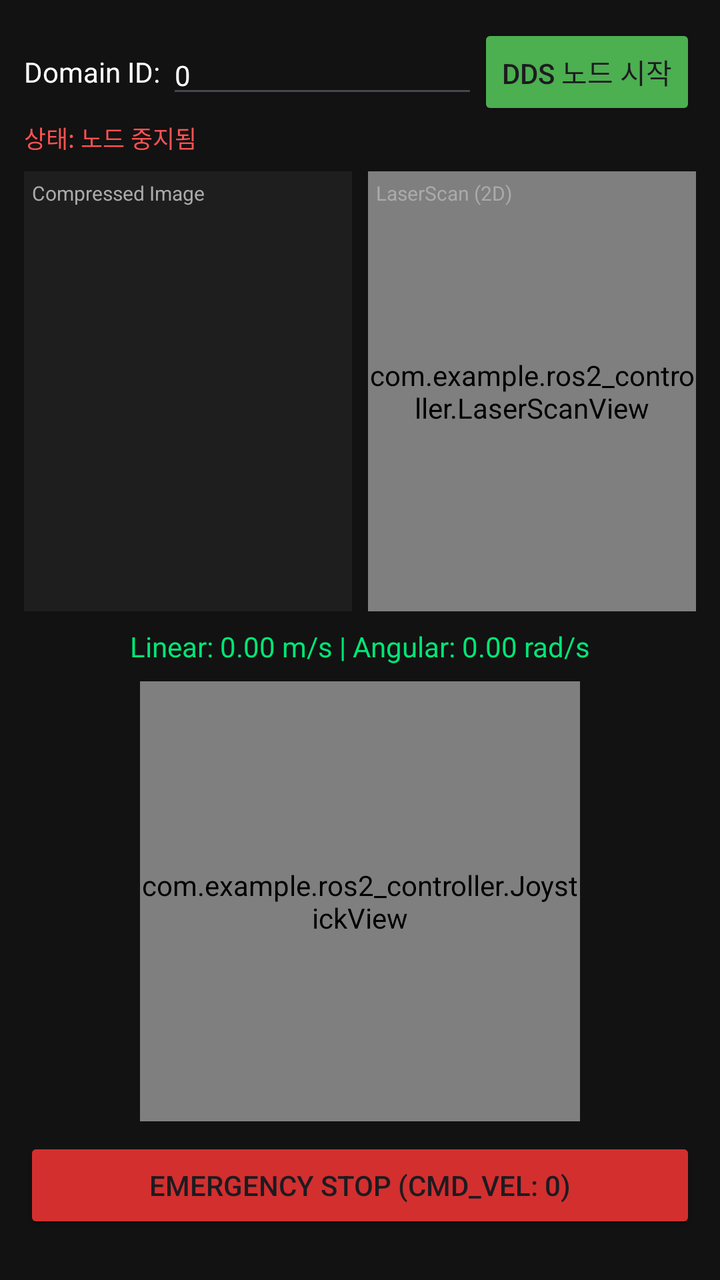
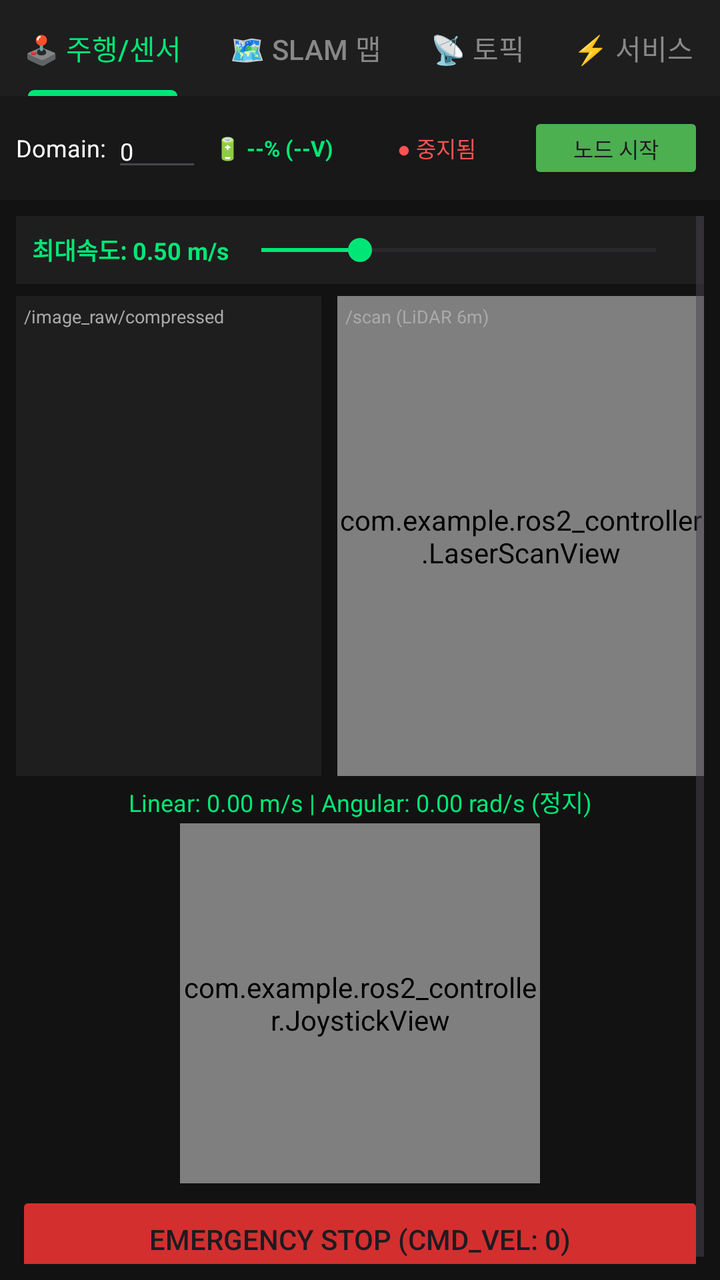

Two renders of the same Android screen: before a commit and after it. Below are the layout's source before the change and the commit's diff.
<!-- AndroidManifest.xml: application theme Theme.ROS2_Controller -->
<!-- res/layout/activity_main.xml -->
<?xml version="1.0" encoding="utf-8"?>
<ScrollView xmlns:android="http://schemas.android.com/apk/res/android"
    xmlns:tools="http://schemas.android.com/tools"
    android:id="@+id/main"
    android:layout_width="match_parent"
    android:layout_height="match_parent"
    android:fillViewport="true"
    android:background="#121212"
    tools:context=".MainActivity">

    <LinearLayout
        android:layout_width="match_parent"
        android:layout_height="wrap_content"
        android:orientation="vertical"
        android:padding="12dp">

        
        <LinearLayout
            android:layout_width="match_parent"
            android:layout_height="wrap_content"
            android:orientation="horizontal"
            android:gravity="center_vertical">

            <TextView
                android:layout_width="wrap_content"
                android:layout_height="wrap_content"
                android:text="Domain ID: "
                android:textColor="#FFFFFF"
                android:textSize="14sp" />

            <EditText
                android:id="@+id/etDomainId"
                android:layout_width="0dp"
                android:layout_height="wrap_content"
                android:layout_weight="1"
                android:text="0"
                android:textColor="#FFFFFF"
                android:inputType="number"
                android:textSize="14sp" />

            <Button
                android:id="@+id/btnNodeToggle"
                android:layout_width="wrap_content"
                android:layout_height="wrap_content"
                android:text="DDS 노드 시작"
                android:backgroundTint="#4CAF50" />
        </LinearLayout>

        <TextView
            android:id="@+id/tvStatus"
            android:layout_width="wrap_content"
            android:layout_height="wrap_content"
            android:text="상태: 노드 중지됨"
            android:textColor="#FF5252"
            android:textSize="12sp"
            android:layout_marginBottom="8dp" />

        
        <LinearLayout
            android:layout_width="match_parent"
            android:layout_height="220dp"
            android:orientation="horizontal">

            <FrameLayout
                android:layout_width="0dp"
                android:layout_height="match_parent"
                android:layout_weight="1"
                android:background="#1E1E1E"
                android:layout_marginEnd="4dp">

                <ImageView
                    android:id="@+id/ivCamera"
                    android:layout_width="match_parent"
                    android:layout_height="match_parent"
                    android:scaleType="fitCenter" />

                <TextView
                    android:layout_width="wrap_content"
                    android:layout_height="wrap_content"
                    android:text="Compressed Image"
                    android:textColor="#AAA"
                    android:textSize="10sp"
                    android:padding="4dp" />
            </FrameLayout>

            <FrameLayout
                android:layout_width="0dp"
                android:layout_height="match_parent"
                android:layout_weight="1"
                android:background="#1E1E1E"
                android:layout_marginStart="4dp">

                <com.example.ros2_controller.LaserScanView
                    android:id="@+id/laserScanView"
                    android:layout_width="match_parent"
                    android:layout_height="match_parent" />

                <TextView
                    android:layout_width="wrap_content"
                    android:layout_height="wrap_content"
                    android:text="LaserScan (2D)"
                    android:textColor="#AAA"
                    android:textSize="10sp"
                    android:padding="4dp" />
            </FrameLayout>
        </LinearLayout>

        
        <TextView
            android:id="@+id/tvVelocity"
            android:layout_width="match_parent"
            android:layout_height="wrap_content"
            android:text="Linear: 0.00 m/s | Angular: 0.00 rad/s"
            android:textColor="#00E676"
            android:gravity="center"
            android:layout_marginTop="8dp"
            android:textSize="14sp" />

        
        <com.example.ros2_controller.JoystickView
            android:id="@+id/joystickView"
            android:layout_width="220dp"
            android:layout_height="220dp"
            android:layout_gravity="center_horizontal"
            android:layout_marginTop="8dp" />

        
        <Button
            android:id="@+id/btnEmergencyStop"
            android:layout_width="match_parent"
            android:layout_height="wrap_content"
            android:text="EMERGENCY STOP (cmd_vel: 0)"
            android:backgroundTint="#D32F2F"
            android:layout_marginTop="8dp" />

    </LinearLayout>
</ScrollView>
<!-- resources referenced by this layout -->
<resources>
  <style name="Theme.ROS2_Controller" parent="Base.Theme.ROS2_Controller" />
  <style name="Base.Theme.ROS2_Controller" parent="Theme.Material3.DayNight.NoActionBar">
          
          
      </style>
</resources>

<!-- the commit's change to res/layout/activity_main.xml (unified diff, before → after) -->
@@ -1,137 +1,582 @@
 <?xml version="1.0" encoding="utf-8"?>
-<ScrollView xmlns:android="http://schemas.android.com/apk/res/android"
+<LinearLayout
+    xmlns:android="http://schemas.android.com/apk/res/android"
+    xmlns:app="http://schemas.android.com/apk/res-auto"
     xmlns:tools="http://schemas.android.com/tools"
     android:id="@+id/main"
     android:layout_width="match_parent"
     android:layout_height="match_parent"
-    android:fillViewport="true"
+    android:orientation="vertical"
     android:background="#121212"
     tools:context=".MainActivity">
 
+    
+    <com.google.android.material.tabs.TabLayout
+        android:id="@+id/tabLayout"
+        android:layout_width="match_parent"
+        android:layout_height="wrap_content"
+        android:background="#1E1E1E"
+        app:tabTextColor="#888888"
+        app:tabSelectedTextColor="#00E676"
+        app:tabIndicatorColor="#00E676"
+        app:tabMode="scrollable">
+        <com.google.android.material.tabs.TabItem
+            android:layout_width="wrap_content"
+            android:layout_height="wrap_content"
+            android:text="🕹️ 주행/센서" />
+        <com.google.android.material.tabs.TabItem
+            android:layout_width="wrap_content"
+            android:layout_height="wrap_content"
+            android:text="🗺️ SLAM 맵" />
+        <com.google.android.material.tabs.TabItem
+            android:layout_width="wrap_content"
+            android:layout_height="wrap_content"
+            android:text="📡 토픽" />
+        <com.google.android.material.tabs.TabItem
+            android:layout_width="wrap_content"
+            android:layout_height="wrap_content"
+            android:text="⚡ 서비스" />
+        <com.google.android.material.tabs.TabItem
+            android:layout_width="wrap_content"
+            android:layout_height="wrap_content"
+            android:text="⚙️ 로그" />
+    </com.google.android.material.tabs.TabLayout>
+
+    
     <LinearLayout
         android:layout_width="match_parent"
         android:layout_height="wrap_content"
-        android:orientation="vertical"
-        android:padding="12dp">
+        android:orientation="horizontal"
+        android:padding="8dp"
+        android:background="#181818"
+        android:gravity="center_vertical">
+
+        <TextView
+            android:layout_width="wrap_content"
+            android:layout_height="wrap_content"
+            android:text="Domain: "
+            android:textColor="#FFF"
+            android:textSize="12sp" />
+
+        <EditText
+            android:id="@+id/etDomainId"
+            android:layout_width="45dp"
+            android:layout_height="wrap_content"
+            android:text="0"
+            android:textColor="#FFF"
+            android:inputType="number"
+            android:textSize="12sp" />
+
+        
+        <TextView
+            android:id="@+id/tvBatteryBadge"
+            android:layout_width="wrap_content"
+            android:layout_height="wrap_content"
+            android:text="🔋 --% (--V)"
+            android:textColor="#00E676"
+            android:textSize="11sp"
+            android:paddingStart="6dp"
+            android:paddingEnd="6dp"
+            android:textStyle="bold" />
+
+        <TextView
+            android:id="@+id/tvStatus"
+            android:layout_width="0dp"
+            android:layout_height="wrap_content"
+            android:layout_weight="1"
+            android:text="● 중지됨"
+            android:textColor="#FF5252"
+            android:textSize="11sp"
+            android:gravity="center" />
+
+        <Button
+            android:id="@+id/btnNodeToggle"
+            android:layout_width="wrap_content"
+            android:layout_height="36dp"
+            android:text="노드 시작"
+            android:textSize="11sp"
+            android:backgroundTint="#4CAF50" />
+    </LinearLayout>
+
+    <FrameLayout
+        android:layout_width="match_parent"
+        android:layout_height="match_parent">
+
+        
+        <ScrollView
+            android:id="@+id/tabDriveSensors"
+            android:layout_width="match_parent"
+            android:layout_height="match_parent"
+            android:padding="8dp">
+
+            <LinearLayout
+                android:layout_width="match_parent"
+                android:layout_height="wrap_content"
+                android:orientation="vertical">
+
+                
+                <LinearLayout
+                    android:layout_width="match_parent"
+                    android:layout_height="wrap_content"
+                    android:orientation="horizontal"
+                    android:background="#1E1E1E"
+                    android:padding="8dp"
+                    android:gravity="center_vertical"
+                    android:layout_marginBottom="6dp">
+
+                    <TextView
+                        android:id="@+id/tvMaxSpeedLabel"
+                        android:layout_width="wrap_content"
+                        android:layout_height="wrap_content"
+                        android:text="최대속도: 0.50 m/s"
+                        android:textColor="#00E676"
+                        android:textSize="12sp"
+                        android:textStyle="bold" />
+
+                    <SeekBar
+                        android:id="@+id/sbMaxSpeed"
+                        android:layout_width="0dp"
+                        android:layout_height="wrap_content"
+                        android:layout_weight="1"
+                        android:max="200"
+                        android:progress="50"
+                        android:progressTint="#00E676"
+                        android:thumbTint="#00E676" />
+                </LinearLayout>
+
+                
+                <LinearLayout
+                    android:layout_width="match_parent"
+                    android:layout_height="240dp"
+                    android:orientation="horizontal">
+
+                    <FrameLayout
+                        android:layout_width="0dp"
+                        android:layout_height="match_parent"
+                        android:layout_weight="1"
+                        android:background="#1E1E1E"
+                        android:layout_marginEnd="4dp">
+
+                        <ImageView
+                            android:id="@+id/ivCamera"
+                            android:layout_width="match_parent"
+                            android:layout_height="match_parent"
+                            android:scaleType="fitCenter" />
+
+                        <TextView
+                            android:layout_width="wrap_content"
+                            android:layout_height="wrap_content"
+                            android:text="/image_raw/compressed"
+                            android:textColor="#AAA"
+                            android:textSize="9sp"
+                            android:padding="4dp" />
+                    </FrameLayout>
+
+                    <FrameLayout
+                        android:layout_width="0dp"
+                        android:layout_height="match_parent"
+                        android:layout_weight="1.2"
+                        android:background="#1E1E1E"
+                        android:layout_marginStart="4dp">
+
+                        <com.example.ros2_controller.LaserScanView
+                            android:id="@+id/laserScanView"
+                            android:layout_width="match_parent"
+                            android:layout_height="match_parent" />
+
+                        <TextView
+                            android:layout_width="wrap_content"
+                            android:layout_height="wrap_content"
+                            android:text="/scan (LiDAR 6m)"
+                            android:textColor="#AAA"
+                            android:textSize="9sp"
+                            android:padding="4dp" />
+                    </FrameLayout>
+                </LinearLayout>
+
+                
+                <TextView
+                    android:id="@+id/tvVelocity"
+                    android:layout_width="match_parent"
+                    android:layout_height="wrap_content"
+                    android:text="Linear: 0.00 m/s | Angular: 0.00 rad/s (정지)"
+                    android:textColor="#00E676"
+                    android:gravity="center"
+                    android:layout_marginTop="4dp"
+                    android:textSize="12sp" />
+
+                
+                <com.example.ros2_controller.JoystickView
+                    android:id="@+id/joystickView"
+                    android:layout_width="180dp"
+                    android:layout_height="180dp"
+                    android:layout_gravity="center_horizontal"
+                    android:layout_marginTop="2dp" />
+
+                
+                <Button
+                    android:id="@+id/btnEmergencyStop"
+                    android:layout_width="match_parent"
+                    android:layout_height="wrap_content"
+                    android:text="EMERGENCY STOP (cmd_vel: 0)"
+                    android:backgroundTint="#D32F2F"
+                    android:layout_marginTop="4dp" />
+            </LinearLayout>
+        </ScrollView>
 
         
         <LinearLayout
+            android:id="@+id/tabMapNav"
             android:layout_width="match_parent"
-            android:layout_height="wrap_content"
-            android:orientation="horizontal"
-            android:gravity="center_vertical">
+            android:layout_height="match_parent"
+            android:orientation="vertical"
+            android:padding="8dp"
+            android:visibility="gone">
+
+            
+            <LinearLayout
+                android:layout_width="match_parent"
+                android:layout_height="wrap_content"
+                android:orientation="horizontal"
+                android:gravity="center_vertical"
+                android:background="#1E1E1E"
+                android:padding="6dp"
+                android:layout_marginBottom="4dp">
+
+                <TextView
+                    android:id="@+id/tvSelectedGoalPos"
+                    android:layout_width="0dp"
+                    android:layout_height="wrap_content"
+                    android:layout_weight="1"
+                    android:text="지도 터치 시 목표 지점 설정"
+                    android:textColor="#00E676"
+                    android:textSize="11sp" />
+
+                <Button
+                    android:id="@+id/btnSendNavGoal"
+                    android:layout_width="wrap_content"
+                    android:layout_height="36dp"
+                    android:text="Nav2 Goal 전송"
+                    android:textSize="11sp"
+                    android:backgroundTint="#00E676"
+                    android:textColor="#000"
+                    android:textStyle="bold" />
+            </LinearLayout>
+
+            
+            <FrameLayout
+                android:layout_width="match_parent"
+                android:layout_height="0dp"
+                android:layout_weight="1"
+                android:background="#181818">
+
+                <com.example.ros2_controller.MapView
+                    android:id="@+id/mapView"
+                    android:layout_width="match_parent"
+                    android:layout_height="match_parent" />
+            </FrameLayout>
+        </LinearLayout>
+
+        
+        <LinearLayout
+            android:id="@+id/tabTopics"
+            android:layout_width="match_parent"
+            android:layout_height="match_parent"
+            android:orientation="vertical"
+            android:padding="10dp"
+            android:visibility="gone">
 
             <TextView
                 android:layout_width="wrap_content"
                 android:layout_height="wrap_content"
-                android:text="Domain ID: "
-                android:textColor="#FFFFFF"
-                android:textSize="14sp" />
-
-            <EditText
-                android:id="@+id/etDomainId"
-                android:layout_width="0dp"
-                android:layout_height="wrap_content"
+                android:text="📤 토픽 퍼블리시 (Publish)"
+                android:textColor="#00E676"
+                android:textSize="13sp"
+                android:textStyle="bold" />
+
+            <LinearLayout
+                android:layout_width="match_parent"
+                android:layout_height="wrap_content"
+                android:orientation="horizontal"
+                android:gravity="center_vertical"
+                android:layout_marginTop="2dp">
+
+                <TextView
+                    android:layout_width="wrap_content"
+                    android:layout_height="wrap_content"
+                    android:text="목록: "
+                    android:textColor="#AAA"
+                    android:textSize="11sp" />
+
+                <Spinner
+                    android:id="@+id/spnPubTopics"
+                    android:layout_width="0dp"
+                    android:layout_height="wrap_content"
+                    android:layout_weight="1"
+                    android:backgroundTint="#00E676" />
+            </LinearLayout>
+
+            <LinearLayout
+                android:layout_width="match_parent"
+                android:layout_height="wrap_content"
+                android:orientation="horizontal"
+                android:layout_marginTop="2dp">
+
+                <EditText
+                    android:id="@+id/etCustomTopicName"
+                    android:layout_width="0dp"
+                    android:layout_height="wrap_content"
+                    android:layout_weight="1.2"
+                    android:hint="토픽명 입력"
+                    android:text="/chatter"
+                    android:textColor="#FFF"
+                    android:textColorHint="#777"
+                    android:textSize="12sp" />
+
+                <EditText
+                    android:id="@+id/etCustomTopicMsg"
+                    android:layout_width="0dp"
+                    android:layout_height="wrap_content"
+                    android:layout_weight="1.8"
+                    android:hint="보낼 문자열"
+                    android:text="Hello from Android!"
+                    android:textColor="#FFF"
+                    android:textColorHint="#777"
+                    android:textSize="12sp" />
+
+                <Button
+                    android:id="@+id/btnPublishCustomTopic"
+                    android:layout_width="wrap_content"
+                    android:layout_height="wrap_content"
+                    android:text="전송"
+                    android:textSize="11sp"
+                    android:backgroundTint="#2196F3" />
+            </LinearLayout>
+
+            <LinearLayout
+                android:layout_width="match_parent"
+                android:layout_height="wrap_content"
+                android:orientation="horizontal"
+                android:gravity="center_vertical"
+                android:layout_marginTop="10dp">
+
+                <TextView
+                    android:layout_width="0dp"
+                    android:layout_height="wrap_content"
+                    android:layout_weight="1"
+                    android:text="📥 수신 모니터링 (최근 20개)"
+                    android:textColor="#00E676"
+                    android:textSize="13sp"
+                    android:textStyle="bold" />
+
+                <Button
+                    android:id="@+id/btnClearTopicLog"
+                    android:layout_width="wrap_content"
+                    android:layout_height="32dp"
+                    android:text="지우기"
+                    android:textSize="10sp"
+                    android:backgroundTint="#424242" />
+            </LinearLayout>
+
+            <LinearLayout
+                android:layout_width="match_parent"
+                android:layout_height="wrap_content"
+                android:orientation="horizontal"
+                android:gravity="center_vertical"
+                android:layout_marginTop="2dp">
+
+                <TextView
+                    android:layout_width="wrap_content"
+                    android:layout_height="wrap_content"
+                    android:text="수신 토픽: "
+                    android:textColor="#AAA"
+                    android:textSize="11sp" />
+
+                <Spinner
+                    android:id="@+id/spnSubTopics"
+                    android:layout_width="0dp"
+                    android:layout_height="wrap_content"
+                    android:layout_weight="1"
+                    android:backgroundTint="#00E676" />
+
+                <Button
+                    android:id="@+id/btnApplySubTopic"
+                    android:layout_width="wrap_content"
+                    android:layout_height="32dp"
+                    android:text="적용"
+                    android:textSize="10sp"
+                    android:backgroundTint="#FF9800" />
+            </LinearLayout>
+
+            <ScrollView
+                android:id="@+id/svTopicEcho"
+                android:layout_width="match_parent"
+                android:layout_height="0dp"
                 android:layout_weight="1"
-                android:text="0"
-                android:textColor="#FFFFFF"
-                android:inputType="number"
-                android:textSize="14sp" />
-
-            <Button
-                android:id="@+id/btnNodeToggle"
-                android:layout_width="wrap_content"
-                android:layout_height="wrap_content"
-                android:text="DDS 노드 시작"
-                android:backgroundTint="#4CAF50" />
+                android:background="#181818"
+                android:padding="6dp"
+                android:layout_marginTop="4dp">
+
+                <TextView
+                    android:id="@+id/tvTopicEcho"
+                    android:layout_width="match_parent"
+                    android:layout_height="wrap_content"
+                    android:textColor="#81C784"
+                    android:textSize="11sp"
+                    android:fontFamily="monospace"
+                    android:text="[토픽 수신 대기 중...]\n" />
+            </ScrollView>
         </LinearLayout>
-
-        <TextView
-            android:id="@+id/tvStatus"
-            android:layout_width="wrap_content"
-            android:layout_height="wrap_content"
-            android:text="상태: 노드 중지됨"
-            android:textColor="#FF5252"
-            android:textSize="12sp"
-            android:layout_marginBottom="8dp" />
 
         
         <LinearLayout
+            android:id="@+id/tabServices"
             android:layout_width="match_parent"
-            android:layout_height="220dp"
-            android:orientation="horizontal">
-
-            <FrameLayout
-                android:layout_width="0dp"
-                android:layout_height="match_parent"
+            android:layout_height="match_parent"
+            android:orientation="vertical"
+            android:padding="12dp"
+            android:visibility="gone">
+
+            <TextView
+                android:layout_width="wrap_content"
+                android:layout_height="wrap_content"
+                android:text="서비스 호출 (Service Call)"
+                android:textColor="#00E676"
+                android:textSize="13sp"
+                android:textStyle="bold" />
+
+            <LinearLayout
+                android:layout_width="match_parent"
+                android:layout_height="wrap_content"
+                android:orientation="horizontal"
+                android:layout_marginTop="4dp">
+
+                <EditText
+                    android:id="@+id/etServiceName"
+                    android:layout_width="0dp"
+                    android:layout_height="wrap_content"
+                    android:layout_weight="1"
+                    android:hint="서비스 이름 (예: /reset)"
+                    android:text="/reset"
+                    android:textColor="#FFF"
+                    android:textColorHint="#777"
+                    android:textSize="12sp" />
+
+                <Button
+                    android:id="@+id/btnCallService"
+                    android:layout_width="wrap_content"
+                    android:layout_height="wrap_content"
+                    android:text="서비스 호출"
+                    android:textSize="11sp"
+                    android:backgroundTint="#FF9800" />
+            </LinearLayout>
+
+            <TextView
+                android:layout_width="wrap_content"
+                android:layout_height="wrap_content"
+                android:text="퀵 커맨드 (Quick Commands)"
+                android:textColor="#AAA"
+                android:textSize="11sp"
+                android:layout_marginTop="12dp" />
+
+            <LinearLayout
+                android:layout_width="match_parent"
+                android:layout_height="wrap_content"
+                android:orientation="horizontal"
+                android:layout_marginTop="4dp">
+
+                <Button
+                    android:id="@+id/btnQuickResetOdom"
+                    android:layout_width="0dp"
+                    android:layout_height="wrap_content"
+                    android:layout_weight="1"
+                    android:text="Odom Reset"
+                    android:textSize="11sp"
+                    android:backgroundTint="#424242"
+                    android:layout_marginEnd="4dp" />
+
+                <Button
+                    android:id="@+id/btnQuickClearCostmap"
+                    android:layout_width="0dp"
+                    android:layout_height="wrap_content"
+                    android:layout_weight="1"
+                    android:text="Clear Costmap"
+                    android:textSize="11sp"
+                    android:backgroundTint="#424242"
+                    android:layout_marginStart="4dp" />
+            </LinearLayout>
+
+            <ScrollView
+                android:layout_width="match_parent"
+                android:layout_height="0dp"
                 android:layout_weight="1"
                 android:background="#1E1E1E"
-                android:layout_marginEnd="4dp">
-
-                <ImageView
-                    android:id="@+id/ivCamera"
-                    android:layout_width="match_parent"
-                    android:layout_height="match_parent"
-                    android:scaleType="fitCenter" />
-
-                <TextView
-                    android:layout_width="wrap_content"
-                    android:layout_height="wrap_content"
-                    android:text="Compressed Image"
-                    android:textColor="#AAA"
-                    android:textSize="10sp"
-                    android:padding="4dp" />
-            </FrameLayout>
-
-            <FrameLayout
-                android:layout_width="0dp"
-                android:layout_height="match_parent"
+                android:layout_marginTop="8dp"
+                android:padding="8dp">
+
+                <TextView
+                    android:id="@+id/tvServiceResult"
+                    android:layout_width="match_parent"
+                    android:layout_height="wrap_content"
+                    android:textColor="#FFF"
+                    android:textSize="11sp"
+                    android:fontFamily="monospace"
+                    android:text="서비스 응답 결과가 여기에 표시됩니다." />
+            </ScrollView>
+        </LinearLayout>
+
+        
+        <LinearLayout
+            android:id="@+id/tabLogs"
+            android:layout_width="match_parent"
+            android:layout_height="match_parent"
+            android:orientation="vertical"
+            android:padding="12dp"
+            android:visibility="gone">
+
+            <LinearLayout
+                android:layout_width="match_parent"
+                android:layout_height="wrap_content"
+                android:orientation="horizontal"
+                android:gravity="center_vertical">
+
+                <TextView
+                    android:layout_width="0dp"
+                    android:layout_height="wrap_content"
+                    android:layout_weight="1"
+                    android:text="DDS 실시간 통신 콘솔"
+                    android:textColor="#00E676"
+                    android:textSize="13sp"
+                    android:textStyle="bold" />
+
+                <Button
+                    android:id="@+id/btnClearLog"
+                    android:layout_width="wrap_content"
+                    android:layout_height="wrap_content"
+                    android:text="로그 지우기"
+                    android:backgroundTint="#555"
+                    android:textSize="11sp" />
+            </LinearLayout>
+
+            <ScrollView
+                android:id="@+id/svLogScroll"
+                android:layout_width="match_parent"
+                android:layout_height="0dp"
                 android:layout_weight="1"
-                android:background="#1E1E1E"
-                android:layout_marginStart="4dp">
-
-                <com.example.ros2_controller.LaserScanView
-                    android:id="@+id/laserScanView"
-                    android:layout_width="match_parent"
-                    android:layout_height="match_parent" />
-
-                <TextView
-                    android:layout_width="wrap_content"
-                    android:layout_height="wrap_content"
-                    android:text="LaserScan (2D)"
-                    android:textColor="#AAA"
-                    android:textSize="10sp"
-                    android:padding="4dp" />
-            </FrameLayout>
+                android:background="#0A0A0A"
+                android:layout_marginTop="6dp"
+                android:padding="6dp">
+
+                <TextView
+                    android:id="@+id/tvLogConsole"
+                    android:layout_width="match_parent"
+                    android:layout_height="wrap_content"
+                    android:textColor="#A5D6A7"
+                    android:textSize="11sp"
+                    android:fontFamily="monospace"
+                    android:text="[DDS Console Ready]\n" />
+            </ScrollView>
         </LinearLayout>
 
-        
-        <TextView
-            android:id="@+id/tvVelocity"
-            android:layout_width="match_parent"
-            android:layout_height="wrap_content"
-            android:text="Linear: 0.00 m/s | Angular: 0.00 rad/s"
-            android:textColor="#00E676"
-            android:gravity="center"
-            android:layout_marginTop="8dp"
-            android:textSize="14sp" />
-
-        
-        <com.example.ros2_controller.JoystickView
-            android:id="@+id/joystickView"
-            android:layout_width="220dp"
-            android:layout_height="220dp"
-            android:layout_gravity="center_horizontal"
-            android:layout_marginTop="8dp" />
-
-        
-        <Button
-            android:id="@+id/btnEmergencyStop"
-            android:layout_width="match_parent"
-            android:layout_height="wrap_content"
-            android:text="EMERGENCY STOP (cmd_vel: 0)"
-            android:backgroundTint="#D32F2F"
-            android:layout_marginTop="8dp" />
-
-    </LinearLayout>
-</ScrollView>
+    </FrameLayout>
+</LinearLayout>
